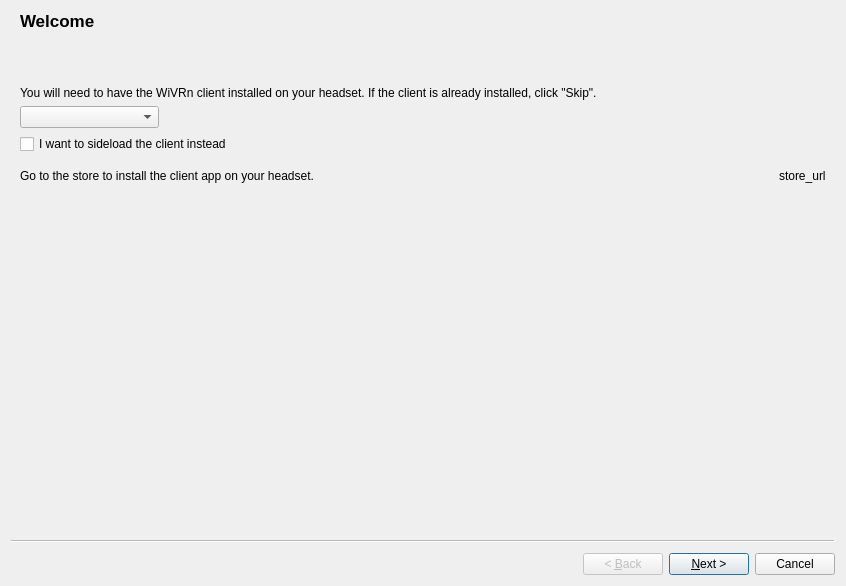
First picture: the form in dashboard/wizard.ui, repository WiVRn/WiVRn, before the edit.
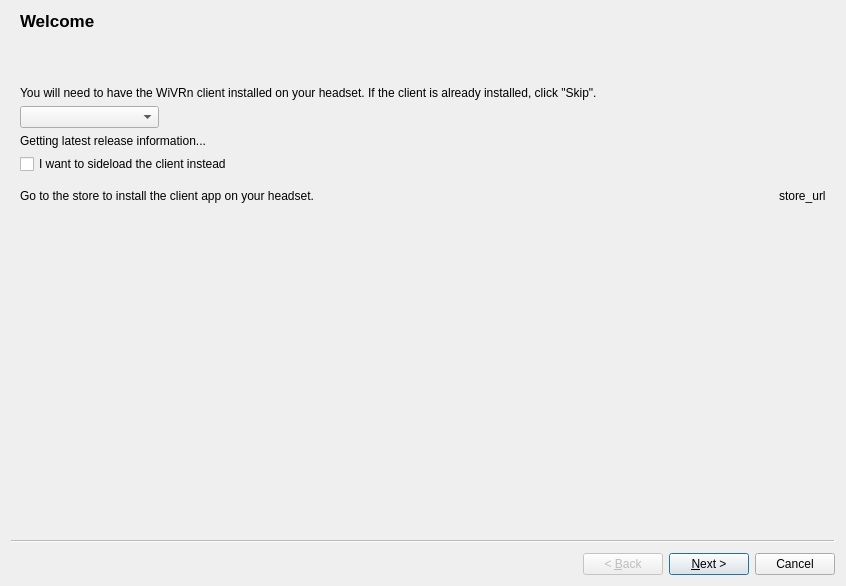
Second picture: the form after the edit. Icons and pictures are not drawn.

Commit message: Rework the wizard APK downloading, install directly instead of telling the user to use ADB. Add setting to choose which game to start automatically.

Patch:
```diff
--- a/dashboard/wizard.ui
+++ b/dashboard/wizard.ui
@@ -80,6 +80,19 @@
       </item>
      </layout>
     </item>
+    <item>
+     <widget class="QLabel" name="label_release_info">
+      <property name="text">
+       <string>Getting latest release information...</string>
+      </property>
+      <property name="wordWrap">
+       <bool>true</bool>
+      </property>
+      <property name="openExternalLinks">
+       <bool>true</bool>
+      </property>
+     </widget>
+    </item>
     <item>
      <widget class="QCheckBox" name="check_sideload">
       <property name="text">
```
Left out of the diff: 146 changed lines with no effect on the pictures. The commit also changes 21 other files.
